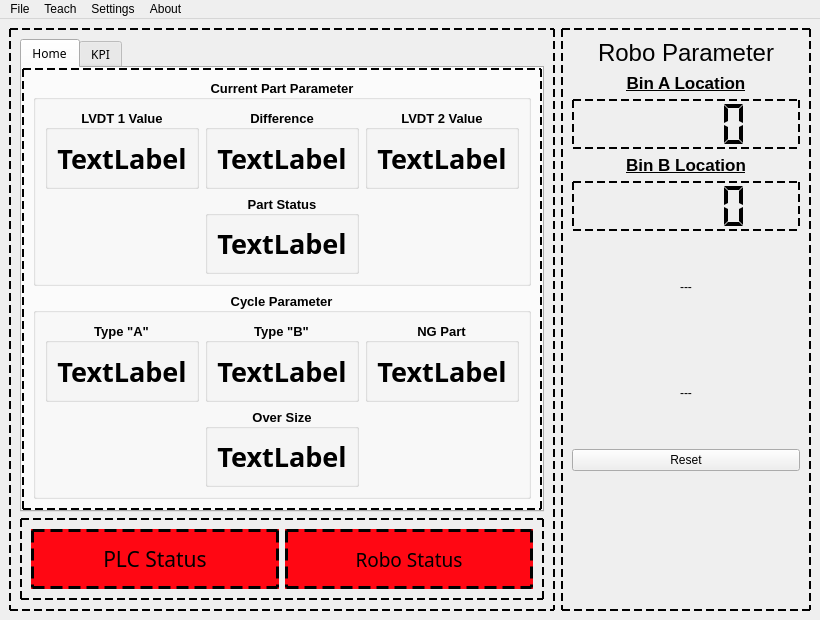
listpplo/AtopRobo, file UI_Files/Mainwindow.ui: the form before one commit.
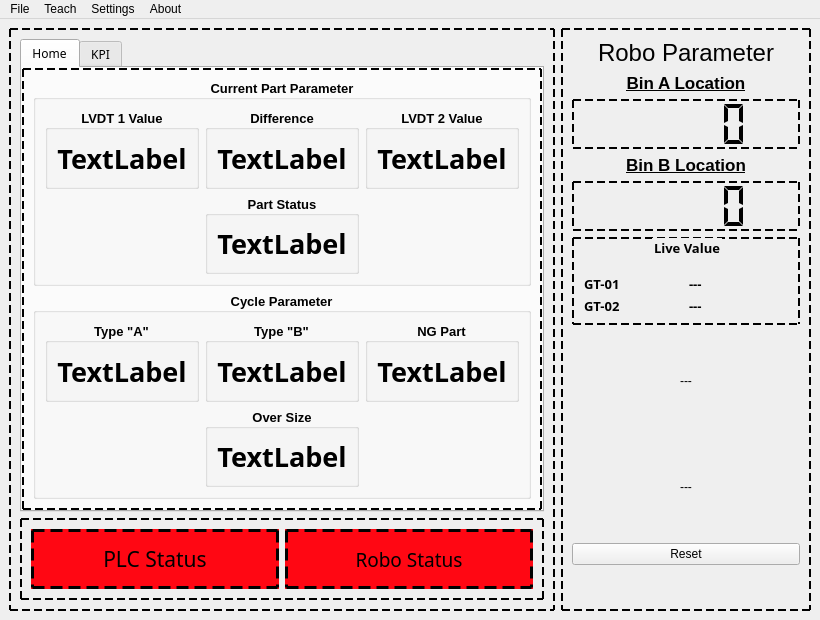
The form after the commit. Icons and pictures are not drawn.

```diff
--- a/UI_Files/Mainwindow.ui
+++ b/UI_Files/Mainwindow.ui
@@ -7,7 +7,7 @@
     <x>0</x>
     <y>0</y>
     <width>800</width>
-    <height>591</height>
+    <height>617</height>
    </rect>
   </property>
   <property name="windowTitle">
@@ -619,6 +619,95 @@
          </property>
         </widget>
        </item>
+       <item>
+        <widget class="QGroupBox" name="groupBox">
+         <property name="minimumSize">
+          <size>
+           <width>0</width>
+           <height>30</height>
+          </size>
+         </property>
+         <property name="font">
+          <font>
+           <family>Rockwell</family>
+           <pointsize>10</pointsize>
+           <bold>true</bold>
+          </font>
+         </property>
+         <property name="styleSheet">
+          <string notr="true">QGroupBox{
+	border:2px dashed black;
+}</string>
+         </property>
+         <property name="title">
+          <string>Live Value</string>
+         </property>
+         <property name="alignment">
+          <set>Qt::AlignmentFlag::AlignCenter</set>
+         </property>
+         <layout class="QGridLayout" name="gridLayout_3">
+          <property name="topMargin">
+           <number>15</number>
+          </property>
+          <item row="0" column="0">
+           <widget class="QLabel" name="label_14">
+            <property name="font">
+             <font>
+              <family>Rockwell</family>
+              <pointsize>10</pointsize>
+              <bold>true</bold>
+             </font>
+            </property>
+            <property name="text">
+             <string>GT-01</string>
+            </property>
+           </widget>
+          </item>
+          <item row="0" column="1">
+           <widget class="QLabel" name="label_15">
+            <property name="font">
+             <font>
+              <family>Rockwell</family>
+              <pointsize>10</pointsize>
+              <bold>true</bold>
+             </font>
+            </property>
+            <property name="text">
+             <string>---</string>
+            </property>
+           </widget>
+          </item>
+          <item row="1" column="0">
+           <widget class="QLabel" name="label_16">
+            <property name="font">
+             <font>
+              <family>Rockwell</family>
+              <pointsize>10</pointsize>
+              <bold>true</bold>
+             </font>
+            </property>
+            <property name="text">
+             <string>GT-02</string>
+            </property>
+           </widget>
+          </item>
+          <item row="1" column="1">
+           <widget class="QLabel" name="label_17">
+            <property name="font">
+             <font>
+              <family>Rockwell</family>
+              <pointsize>10</pointsize>
+              <bold>true</bold>
+             </font>
+            </property>
+            <property name="text">
+             <string>---</string>
+            </property>
+           </widget>
+          </item>
+         </layout>
+        </widget>
+       </item>
        <item>
         <widget class="QLabel" name="label_3">
          <property name="minimumSize">
```
Left out of the diff: 2 changed lines with no effect on the pictures.
